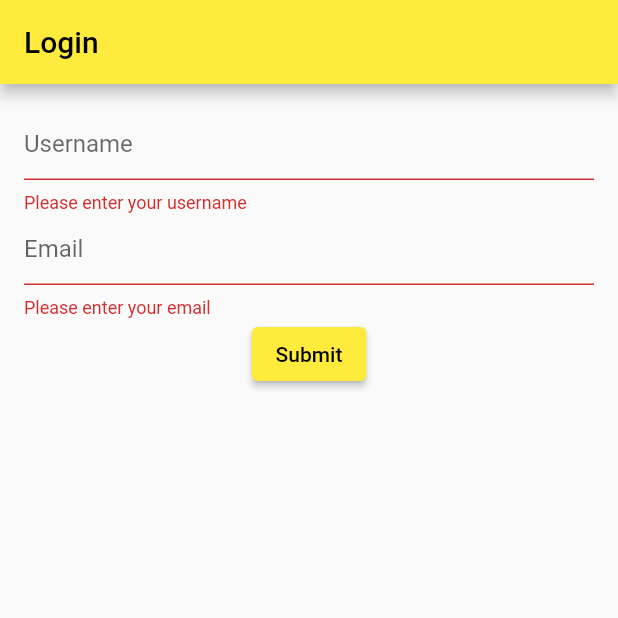
After one commit to IamAmasai/Jipange, a Flutter app: the LoginPage screen opened directly, after a tap on "Submit", on a phone screen of 412 x 824 dp, the top half of it. The commit adds this screen. Run offline on Flutter 3.47's test engine with Material 2 defaults, Android fonts, the phone set to English and light mode, and no system bars; our stand-ins replace flutter_slidable, hive_flutter; accounts and stored records are empty; statements that could not run were skipped.

Commit message:
Login page

```diff
--- /dev/null
+++ b/ToDoFlutter-main/lib/login_page.dart
@@ -0,0 +1,135 @@
+import 'package:flutter/material.dart';
+
+class LoginPage extends StatefulWidget {
+  @override
+  _LoginPageState createState() => _LoginPageState();
+}
+
+class _LoginPageState extends State<LoginPage> with SingleTickerProviderStateMixin {
+  TextEditingController _usernameController = TextEditingController();
+  TextEditingController _emailController = TextEditingController();
+  TextEditingController _passwordController = TextEditingController();
+
+  bool _isLoading = false;
+  final _formKey = GlobalKey<FormState>();
+  final _scaffoldKey = GlobalKey<ScaffoldState>();
+
+  AnimationController _animationController;
+  Animation _animation;
+
+  @override
+  void initState() {
+    super.initState();
+
+    // Create animation controller
+    _animationController = AnimationController(
+      vsync: this,
+      duration: Duration(milliseconds: 500),
+    );
+
+    // Create animation
+    _animation = Tween(begin: 0.0, end: 1.0).animate(_animationController);
+
+    // Start animation
+    _animationController.forward();
+  }
+
+  void _submit() {
+    if (_formKey.currentState.validate()) {
+      setState(() {
+        _isLoading = true;
+      });
+
+      // Add your form submission logic here
+      void _submit() {
+  if (_formKey.currentState.validate()) {
+    setState(() {
+      _isLoading = true;
+    });
+
+    // Form submission logic
+    String username = _usernameController.text;
+    String email = _emailController.text;
+
+    print('Username: $username');
+    print('Email: $email');
+
+    // Simulate a delay for the form submission
+    Future.delayed(Duration(seconds: 2), () {
+      setState(() {
+        _isLoading = false;
+      });
+
+      _scaffoldKey.currentState.showSnackBar(
+        SnackBar(content: Text('Form submitted')),
+      );
+    });
+  }
+}
+
+      setState(() {
+        _isLoading = false;
+      });
+
+      _scaffoldKey.currentState.showSnackBar(
+        SnackBar(content: Text('Form submitted')),
+      );
+    }
+  }
+
+  Widget _buildLoginForm() {
+    return Container(
+      padding: EdgeInsets.all(16.0),
+      child: Form(
+        key: _formKey,
+        child: Column(
+          children: <Widget>[
+            TextFormField(
+              controller: _usernameController,
+              decoration: InputDecoration(
+                hintText: 'Username',
+              ),
+              validator: (value) {
+                if (value == null || value.isEmpty) {
+                  return 'Please enter your username';
+                }
+                return null;
+              },
+            ),
+            TextFormField(
+              controller: _emailController,
+              decoration: InputDecoration(
+                hintText: 'Email',
+              ),
+              validator: (value) {
+                if (value == null || value.isEmpty) {
+                  return 'Please enter your email';
+                }
+                // You can add more complex email validation here
+                return null;
+              },
+            ),
+            // Add the rest of your TextFormFields here
+            ElevatedButton(
+              onPressed: _submit,
+              child: Text('Submit'),
+            ),
+            if (_isLoading)
+              CircularProgressIndicator(),
+          ],
+        ),
+      ),
+    );
+  }
+
+  @override
+  Widget build(BuildContext context) {
+    return Scaffold(
+      key: _scaffoldKey,
+      appBar: AppBar(
+        title: Text('Login'),
+      ),
+      body: _buildLoginForm(),
+    );
+  }
+}
--- a/ToDoFlutter-main/lib/main.dart
+++ b/ToDoFlutter-main/lib/main.dart
@@ -1,6 +1,6 @@
 import 'package:flutter/material.dart';
 import 'package:hive_flutter/hive_flutter.dart';
-import 'pages/home_page.dart';
+import 'pages/login_page.dart';
 
 void main() async {
   // init the hive
@@ -19,7 +19,7 @@ class MyApp extends StatelessWidget {
   Widget build(BuildContext context) {
     return MaterialApp(
       debugShowCheckedModeBanner: false,
-      home: HomePage(),
+      home: LoginPage(),
       theme: ThemeData(primarySwatch: Colors.yellow),
     );
   }
```
